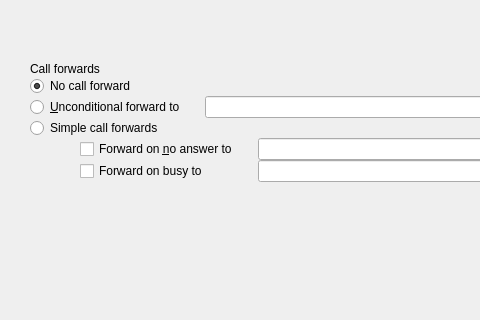
The window that xivoclient/src/xlets/services/services_widget.ui (wazo-platform/wazo-client-qt) describes before a commit, drawn with Qt 5; both pictures show x 0 to 480 and y 102 to 422 of the 729 by 784 pixel window.
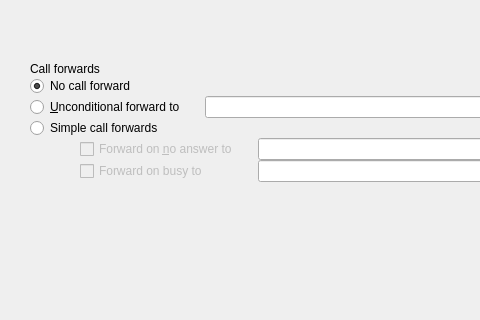
The same window after the commit. Icons and pictures are not drawn.

Commit message: disable checkbox na and busy on startup

Patch:
```diff
--- a/xivoclient/src/xlets/services/services_widget.ui
+++ b/xivoclient/src/xlets/services/services_widget.ui
@@ -349,6 +349,9 @@
      </item>
      <item row="7" column="1">
       <widget class="QCheckBox" name="fwdbusy_checkbox">
+       <property name="enabled">
+        <bool>false</bool>
+       </property>
        <property name="text">
         <string>Forward on busy to</string>
        </property>
@@ -377,6 +380,9 @@
      </item>
      <item row="6" column="1">
       <widget class="QCheckBox" name="fwdna_checkbox">
+       <property name="enabled">
+        <bool>false</bool>
+       </property>
        <property name="text">
         <string>Forward on &amp;no answer to</string>
        </property>
```
Left out of the diff: 6 changed lines with no effect on the pictures.
